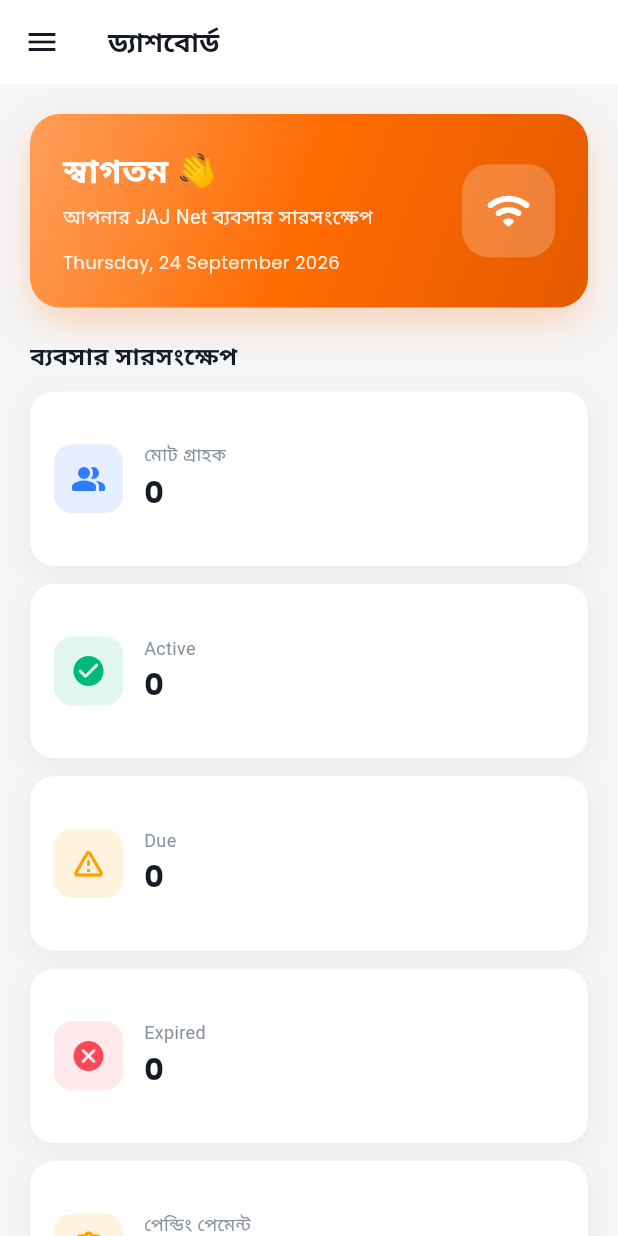
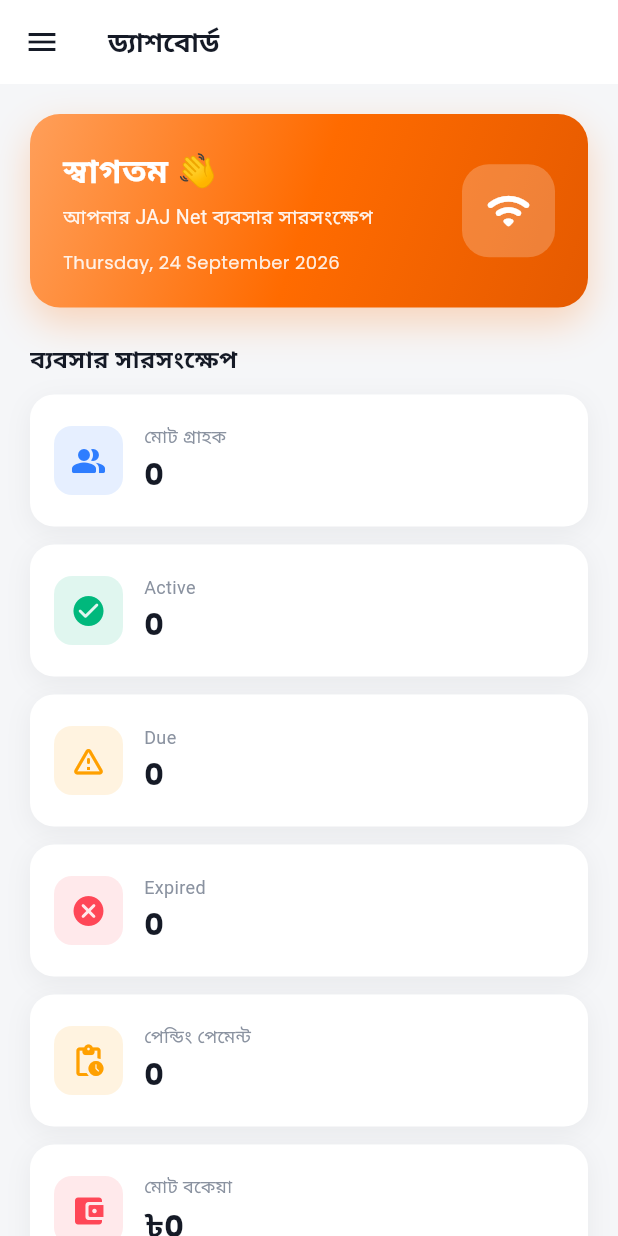
Before and after one commit to neuronzen/jajnet-admin, a Flutter app: the screen it shows once a user with an empty profile is signed in, on a phone screen of 412 x 824 dp. Run offline on Flutter 3.47's test engine with Material 3 defaults, Android fonts, the phone set to English and light mode, and no system bars; our stand-ins replace cloud_firestore, firebase_auth, firebase_core, google_fonts; accounts and stored records are empty.

Commit message:
Rewrite dashboard with fixed height 88px cards

```diff
--- a/lib/pages/dashboard.dart
+++ b/lib/pages/dashboard.dart
@@ -59,69 +59,43 @@ builder: (context, paySnap) {
       crossAxisAlignment: CrossAxisAlignment.start,
       children: [
         _welcomeCard(),
-        const SizedBox(height: 20),
+        const SizedBox(height: 22),
         Text('ব্যবসার সারসংক্ষেপ',
             style: GoogleFonts.hindSiliguri(
                 fontSize: 16,
                 fontWeight: FontWeight.w700,
                 color: AC.ink)),
         const SizedBox(height: 12),
-        LayoutBuilder(builder: (context, c) {
-          final cols = c.maxWidth > 1000
-              ? 3
-              : c.maxWidth > 640
-                  ? 2
-                  : 1;
-          return GridView.count(
-            crossAxisCount: cols,
-            crossAxisSpacing: 12,
-            mainAxisSpacing: 12,
-            childAspectRatio:
-                cols == 1 ? 3.2 : (cols == 2 ? 2.4 : 2.8),
-            shrinkWrap: true,
-            physics:
-                const NeverScrollableScrollPhysics(),
-            children: [
-              _statCard(
-                  'মোট গ্রাহক',
-                  '${users.length}',
-                  Icons.people_alt_rounded,
-                  AC.info),
-              _statCard(
-                  'Active',
-                  '$active',
-                  Icons.check_circle_rounded,
-                  AC.success),
-              _statCard(
-                  'Due',
-                  '$due',
-                  Icons.warning_amber_rounded,
-                  AC.warning),
-              _statCard(
-                  'Expired',
-                  '$expired',
-                  Icons.cancel_rounded,
-                  AC.error),
-              _statCard(
-                  'পেন্ডিং পেমেন্ট',
-                  '$pending',
-                  Icons.pending_actions_rounded,
-                  AC.warning),
-              _statCard(
-                  'মোট বকেয়া',
-                  '৳${dueAmount.toStringAsFixed(0)}',
-                  Icons.account_balance_wallet_rounded,
-                  AC.error),
-            ],
-          );
-        }),
-        const SizedBox(height: 20),
+        _statGrid([
+          _stat('মোট গ্রাহক', '${users.length}',
+              Icons.people_alt_rounded, AC.info),
+          _stat('Active', '$active',
+              Icons.check_circle_rounded, AC.success),
+          _stat('Due', '$due',
+              Icons.warning_amber_rounded, AC.warning),
+          _stat('Expired', '$expired',
+              Icons.cancel_rounded, AC.error),
+          _stat('পেন্ডিং পেমেন্ট', '$pending',
+              Icons.pending_actions_rounded, AC.warning),
+          _stat('মোট বকেয়া',
+              '৳${dueAmount.toStringAsFixed(0)}',
+              Icons.account_balance_wallet_rounded,
+              AC.error),
+        ]),
+        const SizedBox(height: 22),
         Container(
           width: double.infinity,
           padding: const EdgeInsets.all(20),
           decoration: BoxDecoration(
             gradient: AC.heroGradient,
             borderRadius: BorderRadius.circular(18),
+            boxShadow: [
+              BoxShadow(
+                color: AC.primary.withOpacity(0.25),
+                blurRadius: 20,
+                offset: const Offset(0, 10),
+              ),
+            ],
           ),
           child: Row(
             children: [
@@ -268,6 +242,7 @@ builder: (context, paySnap) {
                   }).toList(),
                 ),
         ),
+        const SizedBox(height: 30),
       ],
     ),
   );
@@ -333,10 +308,39 @@ Container(
     );
   }
 
-  Widget _statCard(
+  Widget _statGrid(List<_StatData> items) {
+    return LayoutBuilder(builder: (context, c) {
+      final cols = c.maxWidth > 900
+? 3
+: c.maxWidth > 560
+    ? 2
+    : 1;
+      final spacing = 12.0;
+      final totalSpacing = spacing * (cols - 1);
+      final itemWidth = (c.maxWidth - totalSpacing) / cols;
+      return Wrap(
+        spacing: spacing,
+        runSpacing: spacing,
+        children: items.map((s) {
+return SizedBox(
+  width: itemWidth,
+  height: 88,
+  child: _statCard(s),
+);
+        }).toList(),
+      );
+    });
+  }
+
+  _StatData _stat(
       String label, String value, IconData icon, Color color) {
+    return _StatData(label: label, value: value, icon: icon, color: color);
+  }
+
+  Widget _statCard(_StatData s) {
     return Container(
-      padding: const EdgeInsets.all(16),
+      padding: const EdgeInsets.symmetric(
+horizontal: 16, vertical: 12),
       decoration: BoxDecoration(
         color: AC.white,
         borderRadius: BorderRadius.circular(16),
@@ -348,10 +352,10 @@ Container(
   width: 46,
   height: 46,
   decoration: BoxDecoration(
-    color: color.withOpacity(0.12),
+    color: s.color.withOpacity(0.12),
     borderRadius: BorderRadius.circular(12),
   ),
-  child: Icon(icon, color: color, size: 24),
+  child: Icon(s.icon, color: s.color, size: 24),
 ),
 const SizedBox(width: 14),
 Expanded(
@@ -359,13 +363,13 @@ Expanded(
     crossAxisAlignment: CrossAxisAlignment.start,
     mainAxisAlignment: MainAxisAlignment.center,
     children: [
-      Text(label,
+      Text(s.label,
           style: GoogleFonts.hindSiliguri(
               fontSize: 12, color: AC.grey),
           maxLines: 1,
           overflow: TextOverflow.ellipsis),
       const SizedBox(height: 2),
-      Text(value,
+      Text(s.value,
           style: GoogleFonts.poppins(
               fontSize: 20,
               fontWeight: FontWeight.w700,
@@ -378,3 +382,16 @@ Expanded(
     );
   }
 }
+
+class _StatData {
+  final String label;
+  final String value;
+  final IconData icon;
+  final Color color;
+  const _StatData({
+    required this.label,
+    required this.value,
+    required this.icon,
+    required this.color,
+  });
+}
```
